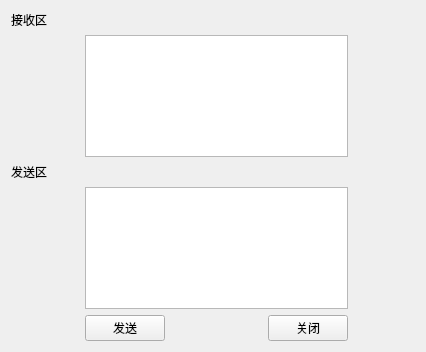
GeHaha/CommunicationAssistant, file TCP/Tcp/serverwidget.ui: the form before one commit.
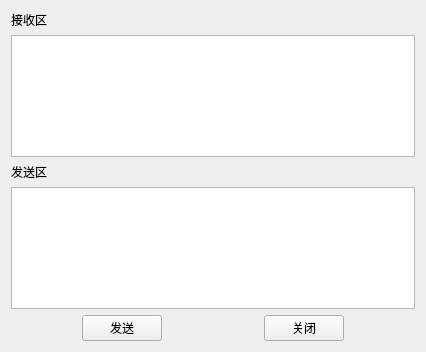
The form after the commit.

What changed in the file:
```diff
--- a/TCP/Tcp/serverwidget.ui
+++ b/TCP/Tcp/serverwidget.ui
@@ -21,9 +21,6 @@
      </property>
     </widget>
    </item>
-   <item row="1" column="1" colspan="3">
-    <widget class="QTextEdit" name="textEditRead"/>
-   </item>
    <item row="2" column="0">
     <widget class="QLabel" name="labelSend">
      <property name="text">
@@ -31,9 +28,6 @@
      </property>
     </widget>
    </item>
-   <item row="3" column="1" colspan="3">
-    <widget class="QTextEdit" name="textEditWrite"/>
-   </item>
    <item row="4" column="0">
     <spacer name="horizontalSpacer">
      <property name="orientation">
@@ -87,6 +81,12 @@
      </property>
     </spacer>
    </item>
+   <item row="1" column="0" colspan="5">
+    <widget class="QTextEdit" name="textEditRead"/>
+   </item>
+   <item row="3" column="0" colspan="5">
+    <widget class="QTextEdit" name="textEditWrite"/>
+   </item>
   </layout>
  </widget>
  <layoutdefault spacing="6" margin="11"/>
```
